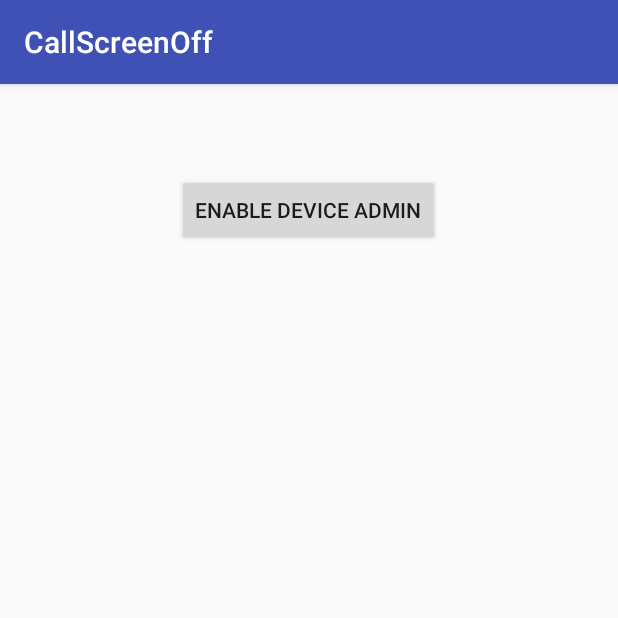
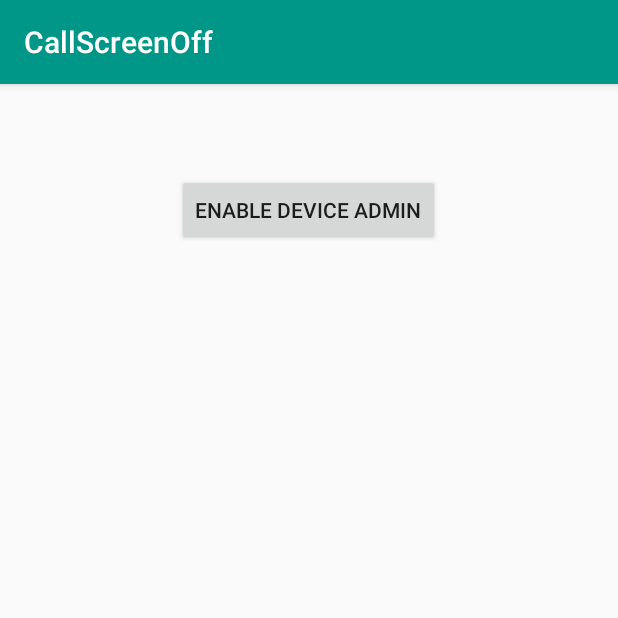
Before and after one commit to rejhgadellaa/CallScreenOff, an Android app: the screen it shows after launch (CsoActivity), on a phone screen of 412 x 824 dp, the top half of it. Run offline under Robolectric (Android 15) with nearby library versions, the phone set to English and light mode, and no system bars.

Commit message:
Cleanup files, changed app theme

```diff
--- a/android/com.rejh.callscreenoff/app/src/main/AndroidManifest.xml
+++ b/android/com.rejh.callscreenoff/app/src/main/AndroidManifest.xml
@@ -18,6 +18,7 @@
         android:label="@string/app_name"
         android:supportsRtl="true"
         android:theme="@style/AppTheme" >
+
         <activity android:name=".CsoActivity" >
             <intent-filter>
                 <action android:name="android.intent.action.MAIN" />
--- a/android/com.rejh.callscreenoff/app/src/main/res/values/colors.xml
+++ b/android/com.rejh.callscreenoff/app/src/main/res/values/colors.xml
@@ -1,6 +1,6 @@
 <?xml version="1.0" encoding="utf-8"?>
 <resources>
-    <color name="colorPrimary">#3F51B5</color>
-    <color name="colorPrimaryDark">#303F9F</color>
-    <color name="colorAccent">#FF4081</color>
+    <color name="colorPrimary">#009688</color>
+    <color name="colorPrimaryDark">#00796B</color>
+    <color name="colorAccent">#FF5722</color>
 </resources>
```
Also changed, not shown: 5 other files.
